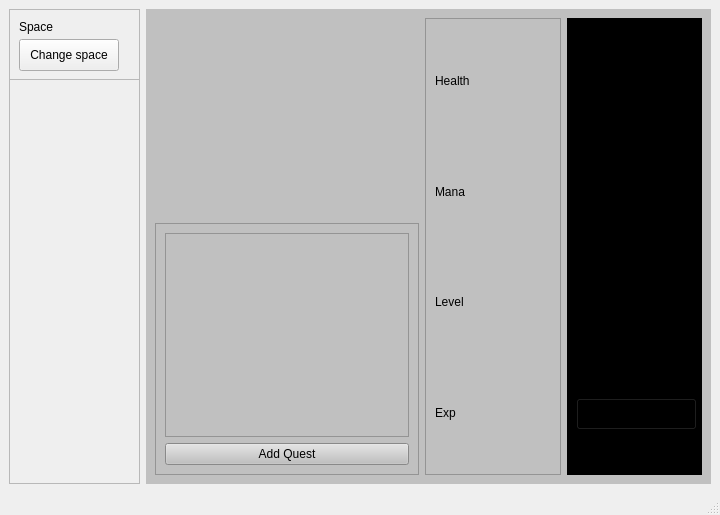
Above: Silently/mainwindow.ui from Observersss/Silently before the change. Below: the same form after it.
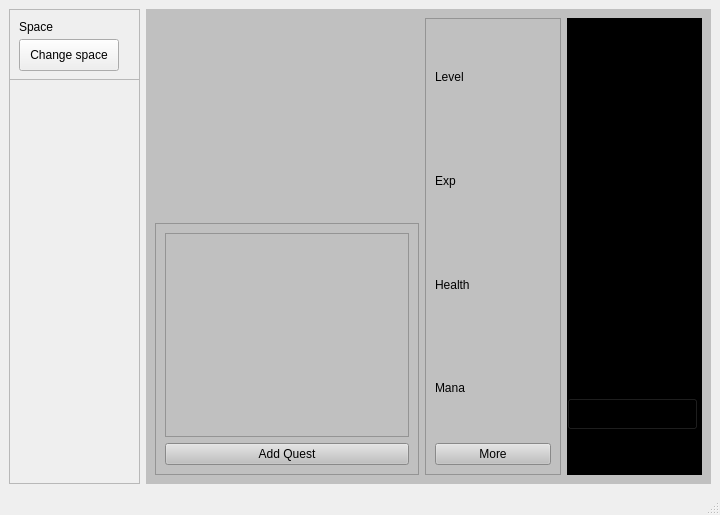
That is the form after the change.

Patch:
```diff
--- a/Silently/mainwindow.ui
+++ b/Silently/mainwindow.ui
@@ -172,9 +172,9 @@
           <widget class="QPushButton" name="Open_inventory">
            <property name="geometry">
             <rect>
-             <x>9</x>
+             <x>0</x>
              <y>380</y>
-             <width>121</width>
+             <width>131</width>
              <height>32</height>
             </rect>
            </property>
@@ -199,7 +199,7 @@
            <enum>QFrame::Raised</enum>
           </property>
           <layout class="QGridLayout" name="gridLayout">
-           <item row="1" column="1">
+           <item row="3" column="1">
             <widget class="QLabel" name="ManaLabel">
              <property name="styleSheet">
               <string notr="true">color:black;
@@ -210,7 +210,7 @@
              </property>
             </widget>
            </item>
-           <item row="3" column="1">
+           <item row="0" column="1">
             <widget class="QLabel" name="LevelLabel">
              <property name="styleSheet">
               <string notr="true">color:black;</string>
@@ -220,17 +220,7 @@
              </property>
             </widget>
            </item>
-           <item row="4" column="1">
-            <widget class="QLabel" name="ExperienceLabel">
-             <property name="styleSheet">
-              <string notr="true">color:black;</string>
-             </property>
-             <property name="text">
-              <string>Exp</string>
-             </property>
-            </widget>
-           </item>
-           <item row="0" column="1">
+           <item row="2" column="1">
             <widget class="QLabel" name="HealthLabel">
              <property name="styleSheet">
               <string notr="true">color:black;</string>
@@ -240,6 +230,26 @@
              </property>
             </widget>
            </item>
+           <item row="1" column="1">
+            <widget class="QLabel" name="ExperienceLabel">
+             <property name="styleSheet">
+              <string notr="true">color:black;</string>
+             </property>
+             <property name="text">
+              <string>Exp</string>
+             </property>
+            </widget>
+           </item>
+           <item row="4" column="1">
+            <widget class="QPushButton" name="more_characteristics">
+             <property name="styleSheet">
+              <string notr="true">color:black;</string>
+             </property>
+             <property name="text">
+              <string>More</string>
+             </property>
+            </widget>
+           </item>
           </layout>
          </widget>
         </item>
```
Left out of the diff: 2 changed lines with no effect on the pictures.
